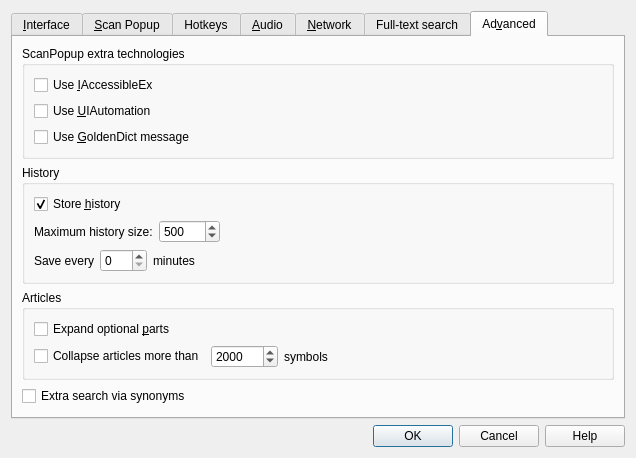
First picture: the form in preferences.ui, repository goldendict/goldendict, before the edit.
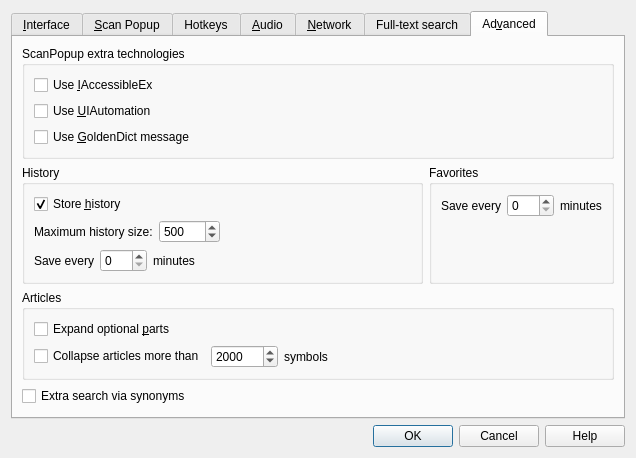
Second picture: the form after the edit. The open tabs and pages were chosen to show the change. Icons and pictures are not drawn. Custom widgets are drawn as their Qt base class.

Commit message: Add option to periodical save of Favorites

Patch:
```diff
--- a/preferences.ui
+++ b/preferences.ui
@@ -1400,6 +1400,8 @@
         </widget>
        </item>
        <item>
+        <layout class="QHBoxLayout" name="horizontalLayout_15">
+         <item>
         <widget class="QGroupBox" name="historyBox">
          <property name="title">
           <string>History</string>
@@ -1510,6 +1512,58 @@
           </item>
          </layout>
         </widget>
+         </item>
+         <item>
+          <widget class="QGroupBox" name="favoritesBox">
+           <property name="title">
+            <string>Favorites</string>
+           </property>
+           <layout class="QVBoxLayout" name="verticalLayout_21">
+            <item>
+             <layout class="QHBoxLayout" name="horizontalLayout_16">
+              <item>
+               <widget class="QLabel" name="label_17">
+                <property name="toolTip">
+                 <string>Favorites saving interval. If set to 0 Favorites will be saved only during exit.</string>
+                </property>
+                <property name="text">
+                 <string>Save every</string>
+                </property>
+               </widget>
+              </item>
+              <item>
+               <widget class="QSpinBox" name="favoritesSaveIntervalField">
+                <property name="maximum">
+                 <number>120</number>
+                </property>
+               </widget>
+              </item>
+              <item>
+               <widget class="QLabel" name="label_18">
+                <property name="text">
+                 <string>minutes</string>
+                </property>
+               </widget>
+              </item>
+             </layout>
+            </item>
+            <item>
+             <spacer name="verticalSpacer_15">
+              <property name="orientation">
+               <enum>Qt::Vertical</enum>
+              </property>
+              <property name="sizeHint" stdset="0">
+               <size>
+                <width>20</width>
+                <height>40</height>
+               </size>
+              </property>
+             </spacer>
+            </item>
+           </layout>
+          </widget>
+         </item>
+        </layout>
        </item>
        <item>
         <widget class="QGroupBox" name="groupBox_6">
```
Lines whose indentation alone changed are shown as unchanged. The commit also changes 6 other files.
